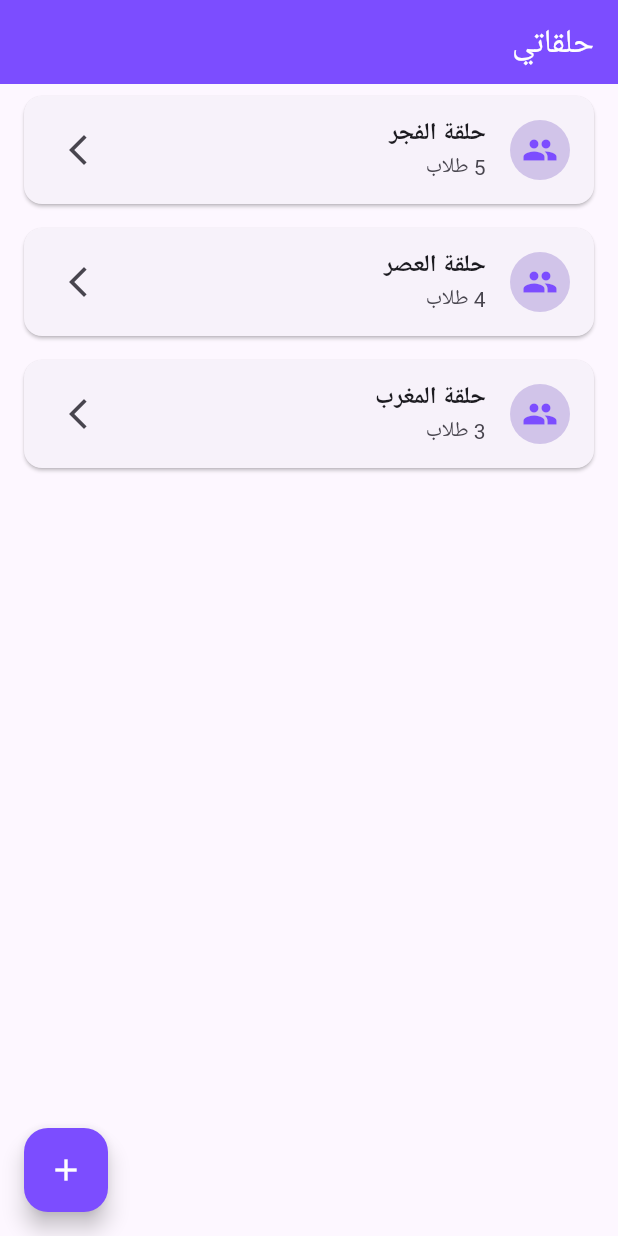
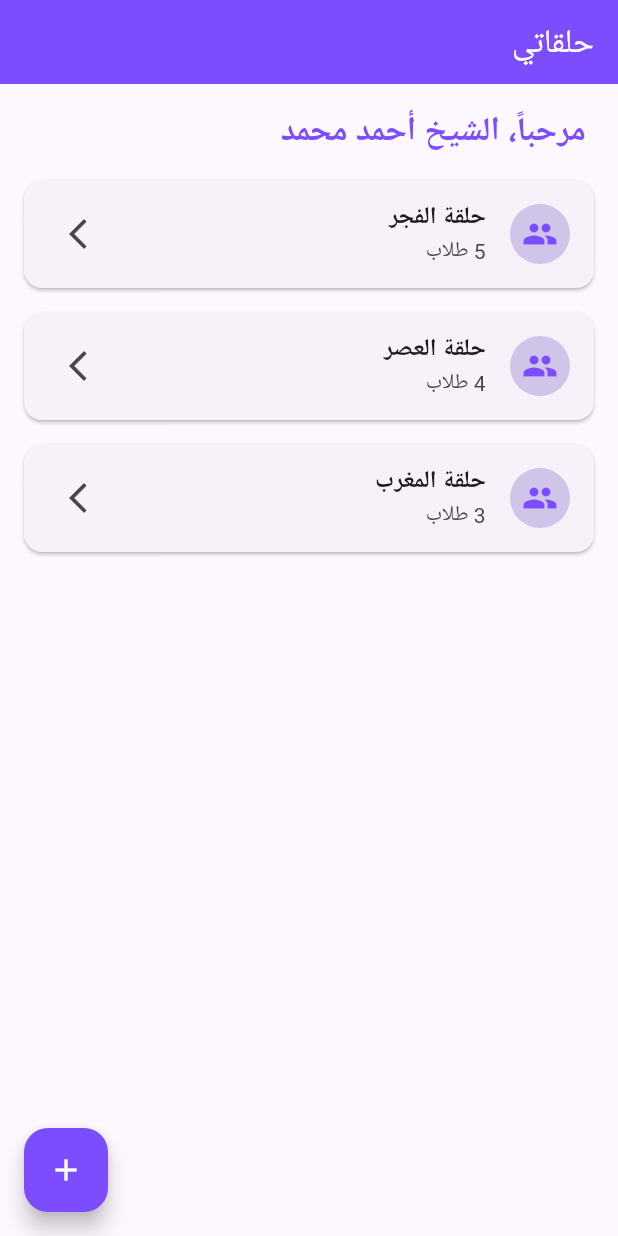
Before and after one commit to abdullahd/quran_halaqa_app, a Flutter app: the screen it shows after launch, on a phone screen of 412 x 824 dp. Run offline on Flutter 3.47's test engine with Material 3 defaults, Android fonts, the phone set to English and light mode, and no system bars; our stand-ins replace google_fonts, shared_preferences; Roboto replaces fonts that are missing (Almarai).

Commit message:
add shaykh name

```diff
--- a/lib/features/halaqa_list/presentation/halaqa_list_screen.dart
+++ b/lib/features/halaqa_list/presentation/halaqa_list_screen.dart
@@ -43,19 +43,37 @@ class HalaqaListScreen extends StatelessWidget {
 
   @override
   Widget build(BuildContext context) {
+    const String userName = 'أحمد محمد'; // يمكنك استبداله باسم المستخدم الفعلي
     return Scaffold(
       appBar: AppBar(
         title: const Text('حلقاتي'),
       ),
-      body: ListView.builder(
+      body: Column(
+        crossAxisAlignment: CrossAxisAlignment.start,
+        children: [
+          Padding(
+            padding: const EdgeInsets.fromLTRB(16, 16, 16, 8),
+            child: Text(
+              ' مرحباً، الشيخ $userName',
+              style: const TextStyle(
+                fontSize: 22,
+                fontWeight: FontWeight.bold,
+                color: Color(0xFF7C4DFF),
+              ),
+            ),
+          ),
+          Expanded(
+            child: ListView.builder(
               itemCount: _dummyHalaqat.length,
               itemBuilder: (context, index) {
                 final halaqa = _dummyHalaqat[index];
                 return Card(
-            margin: const EdgeInsets.symmetric(horizontal: 16, vertical: 8),
+                  margin:
+                      const EdgeInsets.symmetric(horizontal: 16, vertical: 8),
                   child: ListTile(
                     leading: CircleAvatar(
-                backgroundColor: const Color(0xFFD1C4E9), // Light lavender
+                      backgroundColor:
+                          const Color(0xFFD1C4E9), // Light lavender
                       child: const Icon(Icons.group,
                           color: Color(0xFF7C4DFF)), // Deep violet
                     ),
@@ -68,13 +86,17 @@ class HalaqaListScreen extends StatelessWidget {
                       Navigator.push(
                         context,
                         MaterialPageRoute(
-                    builder: (context) => AttendanceScreen(halaqa: halaqa),
+                          builder: (context) =>
+                              AttendanceScreen(halaqa: halaqa),
                         ),
                       );
                     },
                   ),
                 );
               },
+            ),
+          ),
+        ],
       ),
       floatingActionButton: FloatingActionButton(
         onPressed: () {
```
Lines whose indentation alone changed are shown as unchanged.
